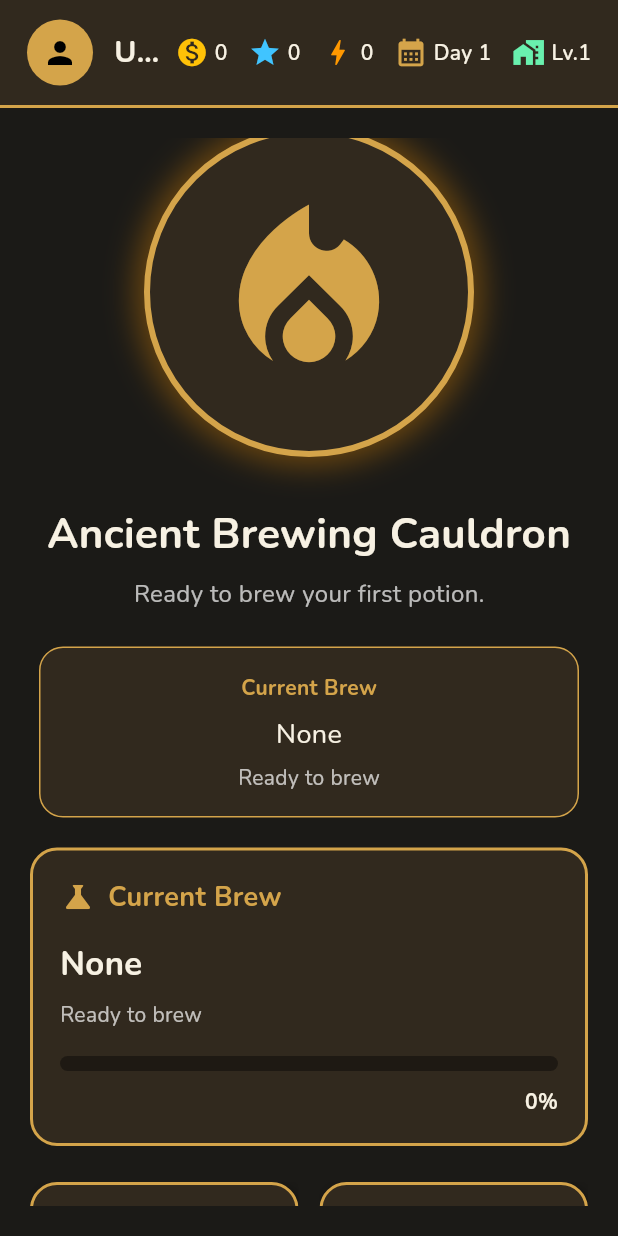
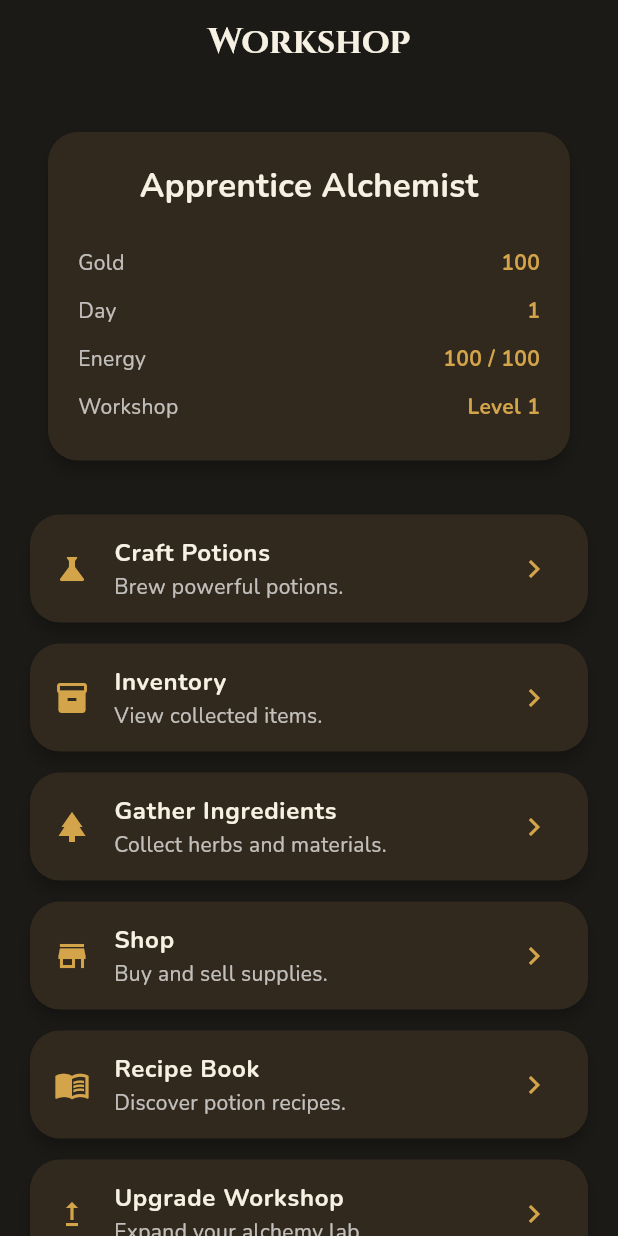
Before and after one commit to gpbote/cauldra, a Flutter app: the WorkshopScreen screen opened directly, on a phone screen of 412 x 824 dp. Run offline on Flutter 3.47's test engine with Material 3 defaults, Android fonts, the phone set to English and light mode, and no system bars; our stand-ins replace google_fonts, shared_preferences; missing offline and left inert: flame; accounts and stored records are empty.

Commit message:
v0.4.5 Stable inventory foundation

```diff
--- /dev/null
+++ b/lib/core/models/item.dart
@@ -0,0 +1,103 @@
+enum ItemType {
+  ingredient,
+  herb,
+  mushroom,
+  ore,
+  wood,
+  potion,
+  tool,
+  equipment,
+  quest,
+  misc,
+}
+
+enum ItemRarity {
+  common,
+  uncommon,
+  rare,
+  epic,
+  legendary,
+}
+
+class Item {
+  final String id;
+  final String name;
+  final String description;
+  final ItemType type;
+  final ItemRarity rarity;
+
+  /// Asset path
+  final String icon;
+
+  /// Maximum number per stack.
+  /// Tools and equipment usually have a max stack of 1.
+  final int maxStack;
+
+  /// Sell price
+  final int value;
+
+  const Item({
+    required this.id,
+    required this.name,
+    required this.description,
+    required this.type,
+    required this.rarity,
+    required this.icon,
+    required this.maxStack,
+    required this.value,
+  });
+
+  bool get isStackable => maxStack > 1;
+
+  Map<String, dynamic> toJson() {
+    return {
+      'id': id,
+      'name': name,
+      'description': description,
+      'type': type.name,
+      'rarity': rarity.name,
+      'icon': icon,
+      'maxStack': maxStack,
+      'value': value,
+    };
+  }
+
+  factory Item.fromJson(Map<String, dynamic> json) {
+    return Item(
+      id: json['id'],
+      name: json['name'],
+      description: json['description'],
+      type: ItemType.values.firstWhere(
+            (e) => e.name == json['type'],
+      ),
+      rarity: ItemRarity.values.firstWhere(
+            (e) => e.name == json['rarity'],
+      ),
+      icon: json['icon'],
+      maxStack: json['maxStack'],
+      value: json['value'],
+    );
+  }
+
+  Item copyWith({
+    String? id,
+    String? name,
+    String? description,
+    ItemType? type,
+    ItemRarity? rarity,
+    String? icon,
+    int? maxStack,
+    int? value,
+  }) {
+    return Item(
+      id: id ?? this.id,
+      name: name ?? this.name,
+      description: description ?? this.description,
+      type: type ?? this.type,
+      rarity: rarity ?? this.rarity,
+      icon: icon ?? this.icon,
+      maxStack: maxStack ?? this.maxStack,
+      value: value ?? this.value,
+    );
+  }
+}
--- /dev/null
+++ b/lib/core/services/inventory_service.dart
@@ -0,0 +1,78 @@
+import 'package:flutter/foundation.dart';
+
+import '../models/inventory.dart';
+import '../models/item.dart';
+
+class InventoryService extends ChangeNotifier {
+  InventoryService._();
+
+  static final InventoryService instance = InventoryService._();
+
+  final Inventory _inventory = Inventory();
+
+  Inventory get inventory => _inventory;
+
+  List<InventorySlot> get slots => _inventory.slots;
+
+  int get totalItems => _inventory.totalItems;
+
+  int get totalValue => _inventory.totalValue;
+
+  bool contains(String itemId) {
+    return _inventory.contains(itemId);
+  }
+
+  int quantityOf(String itemId) {
+    return _inventory.getQuantity(itemId);
+  }
+
+  bool addItem(Item item, {int quantity = 1}) {
+    final result = _inventory.addItem(
+      item,
+      quantity: quantity,
+    );
+
+    if (result) {
+      notifyListeners();
+    }
+
+    return result;
+  }
+
+  bool removeItem(String itemId, {int quantity = 1}) {
+    final result = _inventory.removeItem(
+      itemId,
+      quantity: quantity,
+    );
+
+    if (result) {
+      notifyListeners();
+    }
+
+    return result;
+  }
+
+  void clear() {
+    _inventory.clear();
+    notifyListeners();
+  }
+
+  Map<String, dynamic> toJson() {
+    return _inventory.toJson();
+  }
+
+  void loadFromJson(Map<String, dynamic> json) {
+    _inventory.clear();
+
+    final loaded = Inventory.fromJson(json);
+
+    for (final slot in loaded.slots) {
+      _inventory.addItem(
+        slot.item,
+        quantity: slot.quantity,
+      );
+    }
+
+    notifyListeners();
+  }
+}
--- a/lib/features/workshop/workshop_screen.dart
+++ b/lib/features/workshop/workshop_screen.dart
@@ -1,102 +1,203 @@
 import 'package:flutter/material.dart';
-
-import '../../core/managers/game_manager.dart';
-import 'widgets/action_grid.dart';
-import 'widgets/brew_status.dart';
-import 'widgets/cauldron_widget.dart';
-import 'widgets/workshop_hud.dart';
 
 class WorkshopScreen extends StatelessWidget {
   const WorkshopScreen({super.key});
 
   static const Color backgroundColor = Color(0xFF1B1A17);
+  static const Color cardColor = Color(0xFF31291E);
+  static const Color accentColor = Color(0xFFD4A44A);
+  static const Color textColor = Color(0xFFF7F1E3);
 
   @override
   Widget build(BuildContext context) {
-    final player = GameManager.instance.player;
-
     return Scaffold(
       backgroundColor: backgroundColor,
-      body: SafeArea(
-        child: LayoutBuilder(
-          builder: (context, constraints) {
-            final desktop = constraints.maxWidth >= 900;
-
-            return Column(
-              children: [
-                WorkshopHud(
-                  playerName: player?.name ?? 'Unknown',
-                  level: player?.level ?? 1,
-                  gold: player?.gold ?? 0,
-                  energy: player?.energy ?? 0,
-                  reputation: player?.reputation ?? 0,
-                  day: player?.currentDay ?? 1,
-                  workshopLevel: player?.workshopLevel ?? 1,
-                ),
-                Expanded(
-                  child: Padding(
-                    padding: const EdgeInsets.all(20),
-                    child: desktop
-                        ? _desktopLayout(player)
-                        : _mobileLayout(player),
+      appBar: AppBar(
+        backgroundColor: backgroundColor,
+        elevation: 0,
+        centerTitle: true,
+        title: const Text(
+          'Workshop',
+          style: TextStyle(
+            color: textColor,
+            fontWeight: FontWeight.bold,
           ),
         ),
+      ),
+      body: SafeArea(
+        child: ListView(
+          padding: const EdgeInsets.all(20),
+          children: [
+            _buildPlayerCard(),
+
+            const SizedBox(height: 24),
+
+            _buildMenuButton(
+              icon: Icons.science,
+              title: 'Craft Potions',
+              subtitle: 'Brew powerful potions.',
+              onTap: () {},
+            ),
+
+            _buildMenuButton(
+              icon: Icons.inventory_2,
+              title: 'Inventory',
+              subtitle: 'View collected items.',
+              onTap: () {},
+            ),
+
+            _buildMenuButton(
+              icon: Icons.park,
+              title: 'Gather Ingredients',
+              subtitle: 'Collect herbs and materials.',
+              onTap: () {},
+            ),
+
+            _buildMenuButton(
+              icon: Icons.store,
+              title: 'Shop',
+              subtitle: 'Buy and sell supplies.',
+              onTap: () {},
+            ),
+
+            _buildMenuButton(
+              icon: Icons.menu_book,
+              title: 'Recipe Book',
+              subtitle: 'Discover potion recipes.',
+              onTap: () {},
+            ),
+
+            _buildMenuButton(
+              icon: Icons.upgrade,
+              title: 'Upgrade Workshop',
+              subtitle: 'Expand your alchemy lab.',
+              onTap: () {},
+            ),
+
+            _buildMenuButton(
+              icon: Icons.save,
+              title: 'Save Game',
+              subtitle: 'Save your current progress.',
+              onTap: () {},
+            ),
+
+            _buildMenuButton(
+              icon: Icons.nightlight_round,
+              title: 'Sleep Until Tomorrow',
+              subtitle: 'End the current day.',
+              onTap: () {},
+            ),
           ],
-            );
-          },
         ),
       ),
     );
   }
 
-  Widget _desktopLayout(player) {
-    return Row(
-      crossAxisAlignment: CrossAxisAlignment.start,
-      children: [
-        Expanded(
-          flex: 3,
+  Widget _buildPlayerCard() {
+    return Card(
+      color: cardColor,
+      child: Padding(
+        padding: const EdgeInsets.all(20),
         child: Column(
-            children: [
-              const Expanded(
-                child: Center(
-                  child: CauldronWidget(),
+          children: const [
+            Text(
+              'Apprentice Alchemist',
+              style: TextStyle(
+                color: textColor,
+                fontSize: 22,
+                fontWeight: FontWeight.bold,
               ),
             ),
-              const SizedBox(height: 20),
-              BrewStatus(
-                recipeName: player == null || player.knownRecipes.isEmpty
-                    ? 'None'
-                    : player.knownRecipes.first,
-                status: 'Ready to brew',
-                progress: 0,
+            SizedBox(height: 20),
+            _StatRow(
+              label: 'Gold',
+              value: '100',
+            ),
+            _StatRow(
+              label: 'Day',
+              value: '1',
+            ),
+            _StatRow(
+              label: 'Energy',
+              value: '100 / 100',
+            ),
+            _StatRow(
+              label: 'Workshop',
+              value: 'Level 1',
             ),
           ],
         ),
       ),
-        const SizedBox(width: 24),
-        const Expanded(
-          flex: 2,
-          child: ActionGrid(),
-        ),
-      ],
     );
   }
 
-  Widget _mobileLayout(player) {
-    return SingleChildScrollView(
-      child: Column(
+  Widget _buildMenuButton({
+    required IconData icon,
+    required String title,
+    required String subtitle,
+    required VoidCallback onTap,
+  }) {
+    return Card(
+      color: cardColor,
+      margin: const EdgeInsets.only(bottom: 14),
+      child: ListTile(
+        leading: Icon(
+          icon,
+          color: accentColor,
+        ),
+        title: Text(
+          title,
+          style: const TextStyle(
+            color: textColor,
+            fontWeight: FontWeight.bold,
+          ),
+        ),
+        subtitle: Text(
+          subtitle,
+          style: const TextStyle(
+            color: Colors.white70,
+          ),
+        ),
+        trailing: const Icon(
+          Icons.chevron_right,
+          color: accentColor,
+        ),
+        onTap: onTap,
+      ),
+    );
+  }
+}
+
+class _StatRow extends StatelessWidget {
+  final String label;
+  final String value;
+
+  const _StatRow({
+    required this.label,
+    required this.value,
+  });
+
+  @override
+  Widget build(BuildContext context) {
+    return Padding(
+      padding: const EdgeInsets.symmetric(vertical: 6),
+      child: Row(
         children: [
-          const CauldronWidget(),
-          const SizedBox(height: 20),
-          BrewStatus(
-            recipeName: player == null || player.knownRecipes.isEmpty
-                ? 'None'
-                : player.knownRecipes.first,
-            status: 'Ready to brew',
-            progress: 0,
+          Expanded(
+            child: Text(
+              label,
+              style: const TextStyle(
+                color: Colors.white70,
               ),
-          const SizedBox(height: 24),
-          const ActionGrid(),
+            ),
+          ),
+          Text(
+            value,
+            style: const TextStyle(
+              color: WorkshopScreen.accentColor,
+              fontWeight: FontWeight.bold,
+            ),
+          ),
         ],
       ),
     );
```
Also changed, not shown: lib/core/data/item_database.dart (added, +112 -0 lines), lib/core/models/inventory.dart (added, +159 -0 lines). Lines whose indentation alone changed are shown as unchanged.
